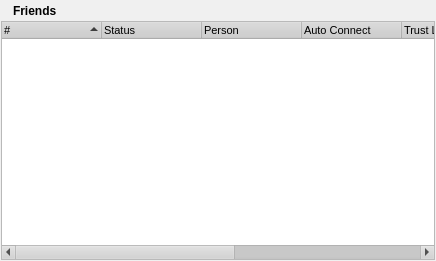
RetroShare/RetroShare, file retroshare-gui/src/gui/PeersDialog.ui: the form before one commit.
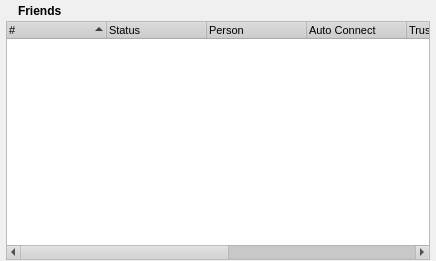
The form after the commit. Icons and pictures are not drawn.

```diff
--- a/retroshare-gui/src/gui/PeersDialog.ui
+++ b/retroshare-gui/src/gui/PeersDialog.ui
@@ -494,13 +494,13 @@
   </property>
   <layout class="QGridLayout" >
    <property name="leftMargin" >
-    <number>1</number>
+    <number>6</number>
    </property>
    <property name="topMargin" >
     <number>1</number>
    </property>
    <property name="rightMargin" >
-    <number>1</number>
+    <number>6</number>
    </property>
    <property name="bottomMargin" >
     <number>1</number>
```
